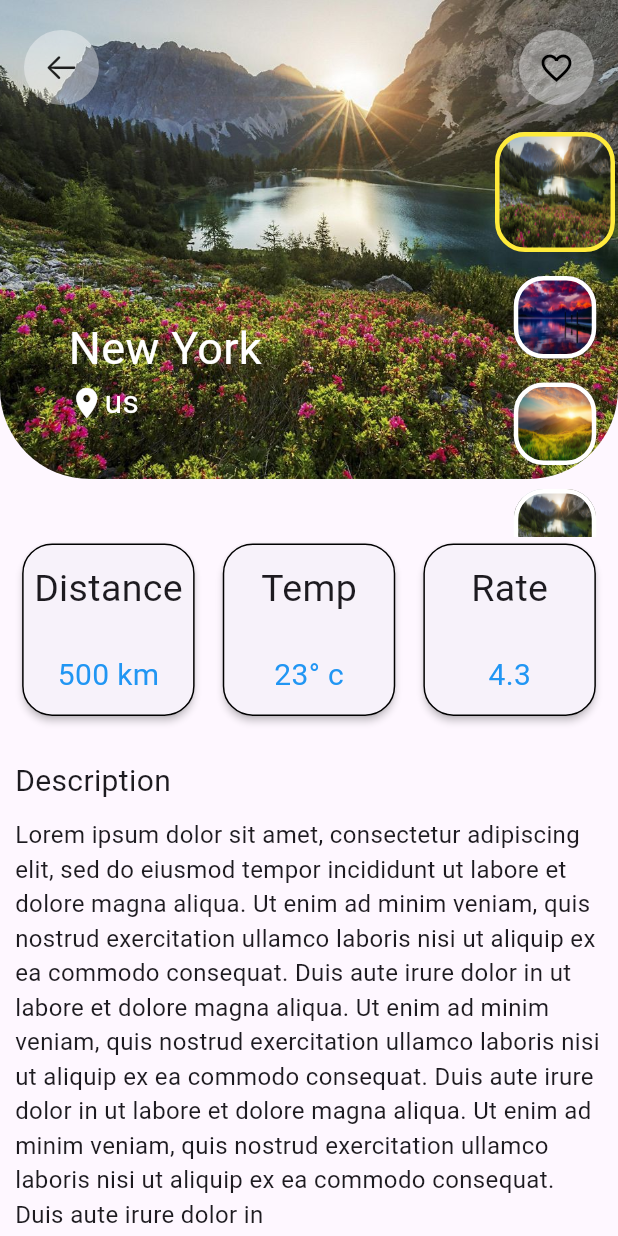
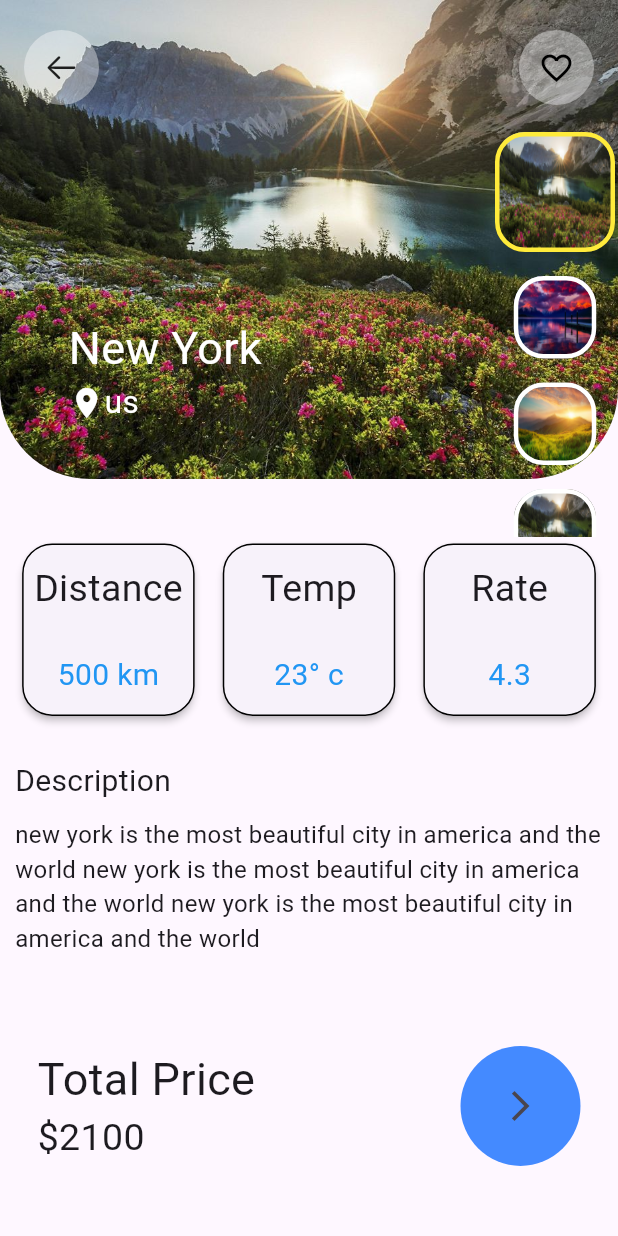
Before and after one commit to Aref18/travelv, a Flutter app: the screen it shows after launch, on a phone screen of 412 x 824 dp. Run offline on Flutter 3.47's test engine with Material 3 defaults, Android fonts, the light colour scheme and no system bars; drawn by our look-alikes of expandable_text.

Commit message:
add price and icon button

```diff
--- a/lib/main.dart
+++ b/lib/main.dart
@@ -298,17 +298,61 @@
                             ),
                             SizedBox(height: 10),
                             ExpandableText(
-                              'Lorem ipsum dolor sit amet, consectetur adipiscing elit, sed do eiusmod tempor incididunt ut labore et dolore magna aliqua. Ut enim ad minim veniam, quis nostrud exercitation ullamco laboris nisi ut aliquip ex ea commodo consequat. Duis aute irure dolor in ut labore et dolore magna aliqua. Ut enim ad minim veniam, quis nostrud exercitation ullamco laboris nisi ut aliquip ex ea commodo consequat. Duis aute irure dolor in ut labore et dolore magna aliqua. Ut enim ad minim veniam, quis nostrud exercitation ullamco laboris nisi ut aliquip ex ea commodo consequat. Duis aute irure dolor in ',
+                              travelList[SelectedIndex].description,
                               expanded: true,
                               expandText: 'show more',
                               collapseText: 'show less',
-                              maxLines: 2,
+                              maxLines: 1,
                               animation: true,
                               animationCurve: Curves.easeInOutBack,
                               animationDuration: Duration(milliseconds: 500),
                               linkColor: Colors.blue,
                               textAlign: TextAlign.start,
                               style: TextStyle(fontSize: 16),
+                            ),
+                            SizedBox(height: 50),
+                            Padding(
+                              padding: const EdgeInsets.only(
+                                left: 15,
+                                right: 15,
+                                top: 10,
+                              ),
+                              child: Row(
+                                mainAxisAlignment:
+                                    MainAxisAlignment.spaceBetween,
+                                children: [
+                                  Column(
+                                    crossAxisAlignment:
+                                        CrossAxisAlignment.start,
+                                    children: [
+                                      Text(
+                                        'Total Price',
+                                        style: TextStyle(fontSize: 30),
+                                      ),
+                                      Text(
+                                        '\$' +
+                                            travelList[SelectedIndex].price
+                                                .toString(),
+                                        style: TextStyle(fontSize: 25),
+                                      ),
+                                    ],
+                                  ),
+                                  Container(
+                                    width: 80,
+                                    height: 80,
+                                    decoration: BoxDecoration(
+                                      color: Colors.blueAccent,
+                                      borderRadius: BorderRadius.circular(40),
+                                    ),
+                                    child: IconButton(
+                                      onPressed: () {},
+                                      icon: Icon(
+                                        Icons.arrow_forward_ios_outlined,
+                                      ),
+                                    ),
+                                  ),
+                                ],
+                              ),
                             ),
                           ],
                         ),
--- a/lib/models/travel_models.dart.dart
+++ b/lib/models/travel_models.dart.dart
@@ -29,7 +29,8 @@
     temp: 23,
     rate: 4.3,
     price: 2100,
-    description: 'new york is the most beautiful city in america and the world',
+    description:
+        'new york is the most beautiful city in america and the world new york is the most beautiful city in america and the world new york is the most beautiful city in america and the world',
   ),
   TravelModels(
     name: 'Edinburgh',
@@ -39,7 +40,8 @@
     temp: 12,
     rate: 4.9,
     price: 6100,
-    description: 'Edinburgh is the most beautiful city in uk and the world',
+    description:
+        'Edinburgh is the most beautiful city in uk and the world Edinburgh is the most beautiful city in uk and the world Edinburgh is the most beautiful city in uk and the world',
   ),
   TravelModels(
     name: 'Los Angeles',
@@ -49,7 +51,8 @@
     temp: 34,
     rate: 4,
     price: 1100,
-    description: 'Los Angeles is the most beautiful city in usa and the world',
+    description:
+        'Los Angeles is the most beautiful city in usa and the world Los Angeles is the most beautiful city in usa and the world Los Angeles is the most beautiful city in usa and the world ',
   ),
   TravelModels(
     name: 'London',
@@ -59,6 +62,7 @@
     temp: 13,
     rate: 2.3,
     price: 3100,
-    description: 'London is the most beautiful city in uk and the world',
+    description:
+        'London is the most beautiful city in uk and the world London is the most beautiful city in uk and the world London is the most beautiful city in uk and the world',
   ),
 ];
```
